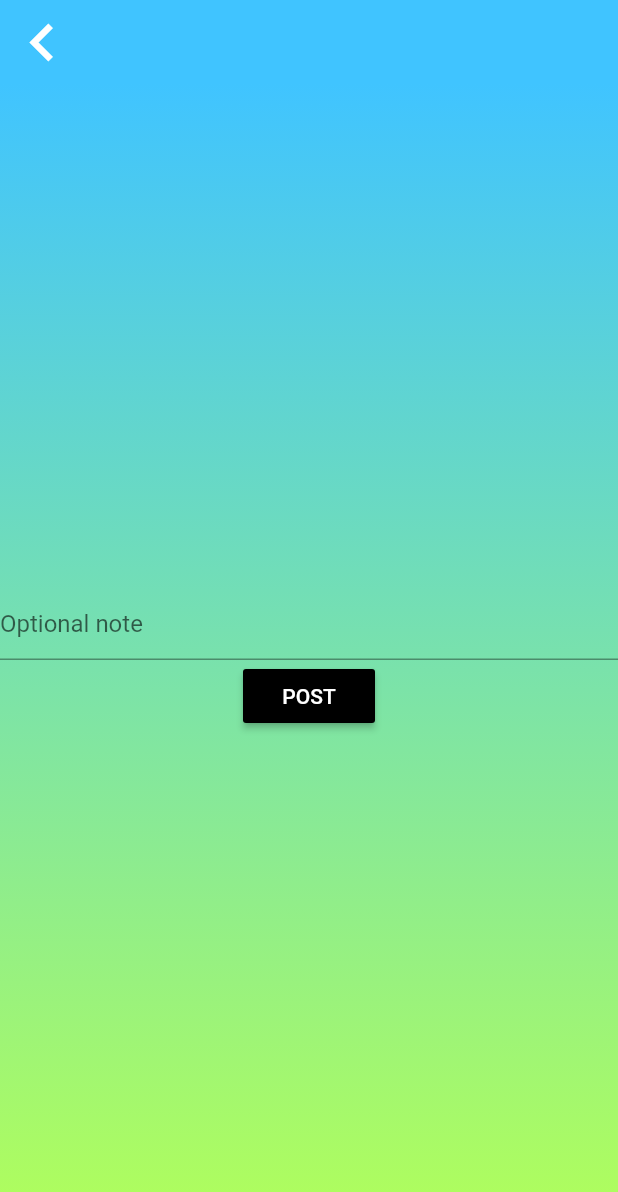
After one commit to sangeetagupta2068/periup_menstrual_care, a Flutter app: the MenstrualStoryPost screen opened directly, on a phone screen of 412 x 824 dp. The commit adds this screen. Shown: the top 1192 px of the screen. Run offline on Flutter 3.47's test engine with Material 2 defaults, Android fonts, the phone set to English and light mode, and no system bars; our stand-ins replace cloud_firestore, firebase_auth, google_sign_in; missing offline and left inert: device_calendar; accounts and stored records are empty.

Commit message:
3 commit

```diff
--- /dev/null
+++ b/lib/data_models/menstrual_story_post.dart
@@ -0,0 +1,11 @@
+class MenstrualStoryPost {
+   String userName;
+   String userEmail;
+   String photoUrl;
+   String content;
+   DateTime dateTimeOfSignUp;
+   int likes;
+   int dislikes;
+   MenstrualStoryPost(this.userName,this.userEmail,this.photoUrl,this.content,this.dateTimeOfSignUp,{this.likes,this.dislikes});
+
+}
--- a/lib/data_models/period_date.dart
+++ b/lib/data_models/period_date.dart
@@ -3,8 +3,7 @@ class PeriodDate {
       DateTime startPeriodDate;
       DateTime endPeriodDate;
       int menstrualCycleDuration;
-      bool recentPeriodStatus;
 
-      PeriodDate(this.startPeriodDate,this.endPeriodDate,this.recentPeriodStatus);
+      PeriodDate(this.startPeriodDate,this.endPeriodDate);
 
 }
--- a/lib/data_models/person_data.dart
+++ b/lib/data_models/person_data.dart
@@ -37,7 +37,7 @@ class Person {
     }
 
     void setHerActualCycleDate(DateTime actualDate){
-      periodDates.add(PeriodDate(periodDates.last.endPeriodDate, actualDate,true));
+      periodDates.add(PeriodDate(periodDates.last.endPeriodDate, actualDate));
       periodDates.last.menstrualCycleDuration = periodDates.last.endPeriodDate
           .difference(periodDates.last.startPeriodDate).inDays;
     }
--- a/lib/main.dart
+++ b/lib/main.dart
@@ -1,5 +1,8 @@
 import 'package:flutter/material.dart';
 import 'pages/sign_up_page.dart';
+import 'utils/calendar_operation.dart';
+import 'pages/calendar_page.dart';
+import'pages/menstrual_story_add_page.dart';
 
 void main() => runApp(MyApp());
 
@@ -13,7 +16,7 @@ class MyApp extends StatelessWidget {
         theme: ThemeData(
           primarySwatch: Colors.blue,
         ),
-        home: SignInPage()
+        home: SignInPage(),
     );
   }
 
--- /dev/null
+++ b/lib/pages/menstrual_story_add_page.dart
@@ -0,0 +1,83 @@
+import 'package:flutter/material.dart';
+
+class MenstrualStoryPost extends StatefulWidget {
+  @override
+  MenstrualStoryPostState createState() => MenstrualStoryPostState();
+}
+
+class MenstrualStoryPostState extends State<MenstrualStoryPost> {
+
+  String _note;
+  TextEditingController _textEditingController;
+
+  @override
+  void initState() {
+    super.initState();
+    _textEditingController = new TextEditingController(text: _note);
+  }
+
+  @override
+  Widget build(BuildContext context) {
+    return Scaffold(
+        appBar: AppBar(
+          leading:
+          InkWell(
+            child: Icon(
+              Icons.chevron_left,
+              color: Colors.white,
+              size: 50.0,
+            ),
+            onTap: () {
+              Navigator.pop(context);
+            },
+          ),
+          elevation: 0.0,
+          backgroundColor: Colors.lightBlueAccent,
+        ),
+        body: Container(
+          child: Column(
+            mainAxisAlignment: MainAxisAlignment.center,
+            children: <Widget>[
+              TextField(
+                  decoration: new InputDecoration(
+                    hintText: 'Optional note',
+                  ),
+                  controller: _textEditingController,
+                  onChanged: (value) => _note = value,
+                ),
+              RaisedButton(
+                color: Colors.black,
+                child: Text("POST",style: TextStyle(color: Colors.white),),
+                onPressed: (){},
+              )
+
+            ],
+          ),
+
+//            child:Column(
+//              children: <Widget>[
+//                Expanded(
+//                  flex: 4,
+//                  child: Card(
+//                    child: TextField(
+//                        decoration: InputDecoration(
+//                          hintText: "Share your menstrual story to the world",
+//                          border: InputBorder.none,
+//                          hintStyle: TextStyle(color: Colors.black54, fontSize: 18.0),
+//                        )),
+//                  ),
+//                )
+//              ],
+//
+//            ),
+            decoration: BoxDecoration(
+                gradient: LinearGradient(
+                    begin: Alignment.topCenter,
+                    end: Alignment.bottomCenter,
+                    colors: [
+              Colors.lightBlueAccent,
+              Colors.lightGreenAccent
+            ],
+                ))));
+  }
+}
--- a/lib/pages/sign_up_page.dart
+++ b/lib/pages/sign_up_page.dart
@@ -4,8 +4,7 @@ import 'package:periup/pages/home_page.dart';
 import 'package:periup/utils/firebase_user_authentication.dart';
 
 class SignInPage extends StatelessWidget {
-  final FirebaseAuthentication firebaseGoogleAuthentication =
-  new FirebaseAuthentication();
+  final FirebaseAuthentication firebaseGoogleAuthentication = FirebaseAuthentication();
   FirebaseUser user;
 
   @override
--- a/pubspec.yaml
+++ b/pubspec.yaml
@@ -30,6 +30,7 @@ dev_dependencies:
   firebase_auth: "0.8.1+4"
   google_sign_in: "4.0.1+1"
   device_calendar: "0.1.1"
+  cloud_firestore: "0.9.5+2"
 
 
 # For information on the generic Dart part of this file, see the
```
Also changed, not shown: lib/data_models/doctor.dart (added, +12 -0 lines), lib/data_models/user.dart (added, +24 -0 lines), lib/pages/home_page.dart (+30 -26 lines), lib/pages/menstrual_story_forum_page.dart (added, +54 -0 lines), lib/utils/calendar_operation.dart (added, +254 -0 lines), lib/utils/firebase_database_connectivity.dart (added, +69 -0 lines), lib/pages/calendar_page.dart (added), lib/utils/post_adapter.dart (added), pubspec.lock.
